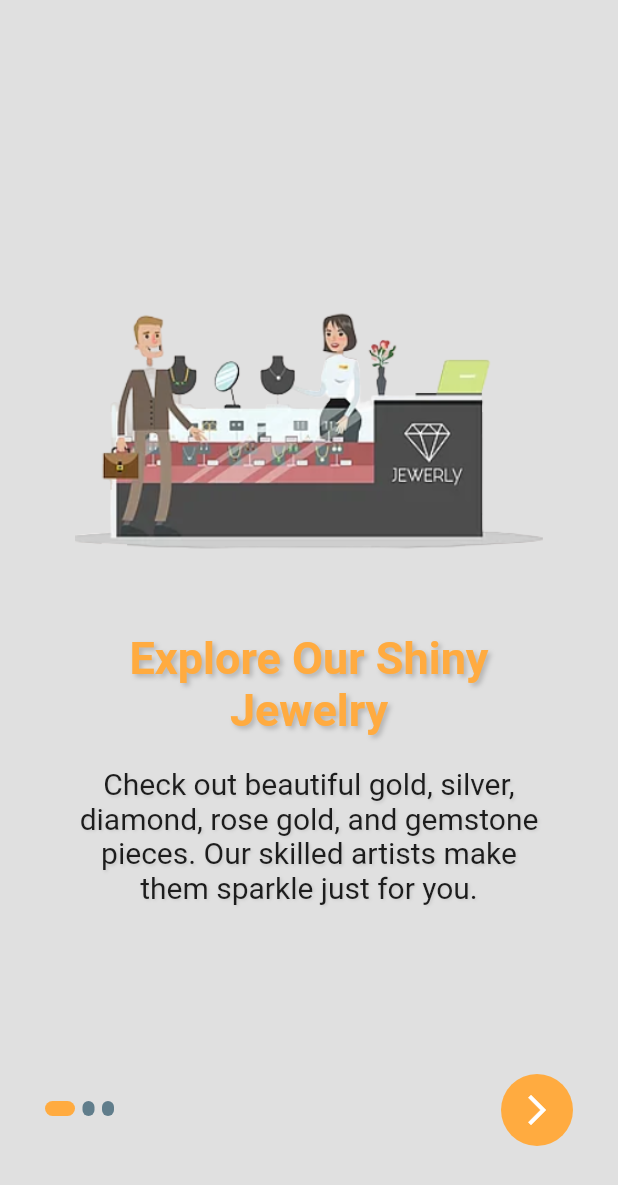
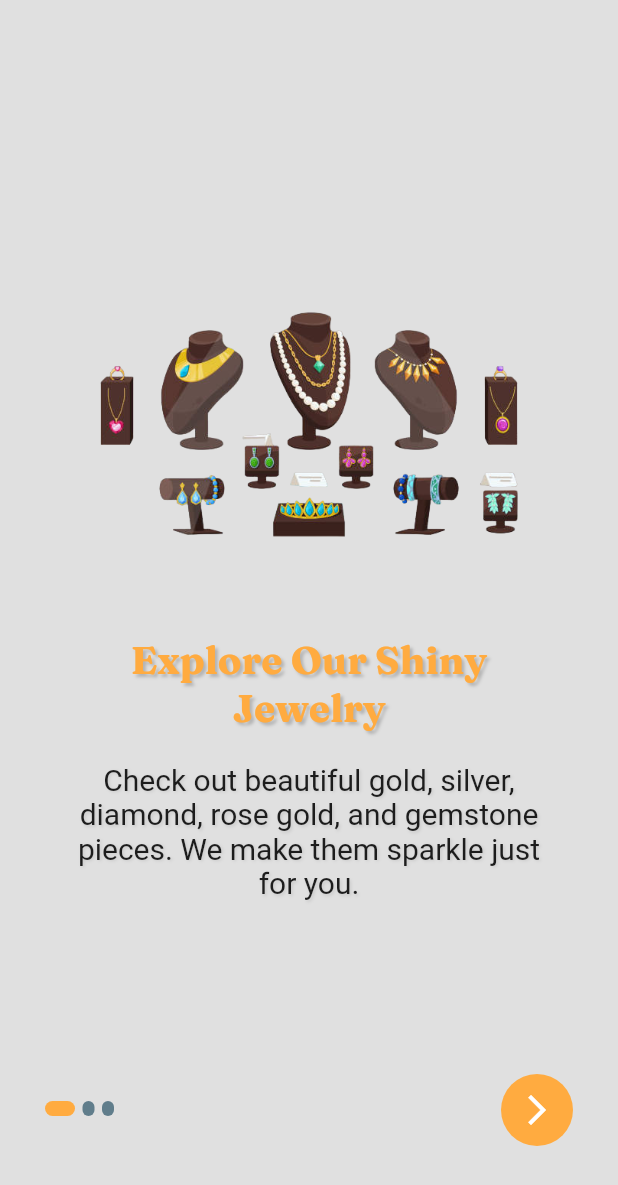
Before and after one commit to vijaykumar8899/Balaji_Jewellers, a Flutter app: the screen it shows after launch, on a phone screen of 412 x 824 dp. Shown: the top 1185 px of the screen. Run offline on Flutter 3.47's test engine with Material 2 defaults, Android fonts, the phone set to English and light mode, and no system bars; our stand-ins replace cached_network_image, carousel_slider, cloud_firestore, firebase_auth, firebase_core, firebase_storage and 10 more; accounts and stored records are empty; Roboto replaces fonts that are missing (Acme, Georgia, Playfair Display).

Commit message:
final commit for version 1

```diff
--- a/lib/Login_Screens/user_check.dart
+++ b/lib/Login_Screens/user_check.dart
@@ -7,6 +7,7 @@ import 'package:shared_preferences/shared_preferences.dart';
 class AuthService {
   final FirebaseAuth _auth = FirebaseAuth.instance;
   final FirebaseFirestore _firestore = FirebaseFirestore.instance;
+  static String userNumber = '';
 
   // Check if the user's phone number exists in Firestore
   Future<bool> doesUserPhoneNumberExist(String userPhoneNumber) async {
@@ -16,6 +17,7 @@ class AuthService {
           .where('userPhoneNumber', isEqualTo: userPhoneNumber)
           .get();
 
+      userNumber = userPhoneNumber;
       return userSnapshot.docs.isNotEmpty;
     } catch (e) {
       print('Error checking user phone number: $e');
--- a/lib/Login_Screens/welcome_screen.dart
+++ b/lib/Login_Screens/welcome_screen.dart
@@ -1,4 +1,7 @@
+//WelcomeScreen final
+
 import 'package:flutter/material.dart';
+import 'package:google_fonts/google_fonts.dart';
 import 'package:jewellery/Login_Screens/signin_screen.dart';
 
 class WelcomeScreen extends StatefulWidget {
@@ -28,7 +31,7 @@ class _WelcomeScreenState extends State<WelcomeScreen> {
             controller: _pageController,
             children: [
               createPage(
-                image: 'assets/images/first-e.png',
+                image: 'assets/images/bb1.png',
                 title: Constants.titleOne,
                 description: Constants.descriptionOne,
               ),
@@ -38,7 +41,7 @@ class _WelcomeScreenState extends State<WelcomeScreen> {
                 description: Constants.descriptionTwo,
               ),
               createPage(
-                image: 'assets/images/bb1.png',
+                image: 'assets/images/first-e.png',
                 title: Constants.titleThree,
                 description: Constants.descriptionThree,
               ),
@@ -142,35 +145,37 @@ class createPage extends StatelessWidget {
           Text(
             title,
             textAlign: TextAlign.center,
-            style: TextStyle(
+            style: GoogleFonts.fraunces(
+              // You can replace 'Lato' with your desired Google Font
+              textStyle: TextStyle(
                 color: Constants.primaryColor,
-              fontSize: 30, // Adjusted font size
+                fontSize: 26, // Adjusted font size
                 fontWeight: FontWeight.bold,
-              fontFamily: 'Playfair Display',
                 decoration: TextDecoration.none,
                 shadows: [
                   Shadow(
-                  color: Colors.black.withOpacity(0.2), // Shadow color
-                  blurRadius: 4,
+                    color: Colors.black.withOpacity(0.2),
+                    blurRadius: 2,
                     offset: Offset(2, 2),
                   ),
                 ],
+              ),
             ),
           ),
 
           const SizedBox(height: 20),
           Text(
             description,
-            textAlign: TextAlign.center,
-            style: TextStyle(
-              fontSize: 20, // Adjusted font size
-              fontWeight: FontWeight.normal, // You can adjust this as needed
-              color: Colors.black87, // Darker color for a classic look
-              fontFamily: 'Georgia', // A serif font for a classic feel
+            textAlign: TextAlign.center, // Aligns text horizontally to center
+            style: GoogleFonts.acme(
+              //merienda
+              fontSize: 20,
+              fontWeight: FontWeight.normal,
+              color: Colors.black87,
               fontStyle: FontStyle.normal,
               shadows: [
                 Shadow(
-                  color: Colors.black.withOpacity(0.1), // Subtle shadow color
+                  color: Colors.black.withOpacity(0.1),
                   blurRadius: 2,
                   offset: Offset(1, 1),
                 ),
@@ -193,10 +198,10 @@ class Constants {
   // Onboarding texts
   static var titleOne = "Explore Our Shiny Jewelry";
   static var descriptionOne =
-      "Check out beautiful gold, silver, diamond, rose gold, and gemstone pieces. Our skilled artists make them sparkle just for you.";
+      "Check out beautiful gold, silver, diamond, rose gold, and gemstone pieces. We make them sparkle just for you.";
   static var titleTwo = "Expert Goldsmiths";
   static var descriptionTwo =
-      "Feel the skill of our top gold workers. From classic gold designs to shiny diamonds, we make your wishes real.";
+      "Feel the skill of our own top gold working. From classic gold designs to shiny diamonds, we make your wishes real.";
   static var titleThree = "Selectable Elegance";
   static var descriptionThree =
       "Enjoy beauty and art in every piece. Choose your special style from our handpicked gold, silver, diamond, rose gold, and gemstone choices.";
--- a/lib/Screens/silver_screen.dart
+++ b/lib/Screens/silver_screen.dart
@@ -94,7 +94,8 @@ class _SilverScreenState extends State<SilverScreen> {
       'Matilu',
       'Champaswaralu',
       'Chevi Chutlu',
-      'Chandra Haralu',
+      'Champaswaralu',
+      'Chevi Chutlu',
       /* ... Add your items here ... */
     ],
     [
@@ -203,6 +204,8 @@ class _SilverScreenState extends State<SilverScreen> {
       'SterlingSilver53.png',
       'SterlingSilver54.png',
       'SterlingSilver55.png',
+      'SterlingSilver56.png',
+      'SterlingSilver57.png',
       'SterlingSilver56.png',
       'SterlingSilver57.png',
       /* ... Add your image paths here ... */
```
Also changed, not shown: lib/Screens/common_screen.dart (+4 -3 lines), lib/Screens/gemstones_screen.dart (+5 -4 lines), lib/Screens/home_screen.dart (+4 -6 lines), lib/Screens/wishlist_screen.dart (+10 -4 lines), assets/images/fb.jpg (added), assets/images/wa.jpg (added). Lines whose indentation alone changed are shown as unchanged.
